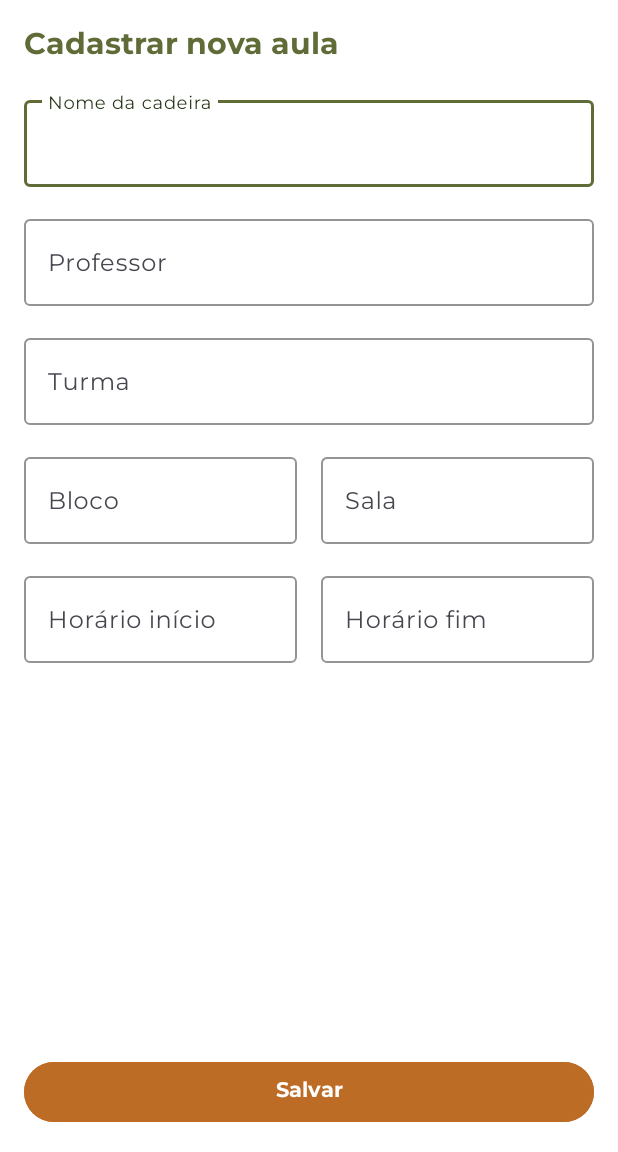
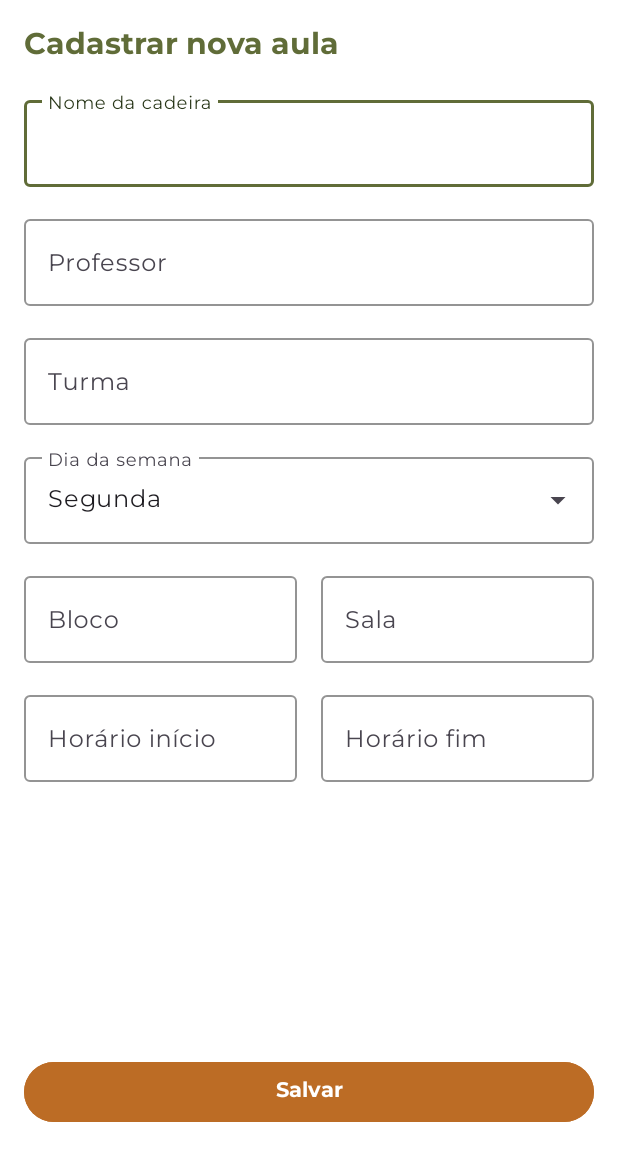
Before and after one commit to pedrorivald/quixabus, an Android app: the screen it shows after launch (CadastrarAulaActivity), after a tap on "Nova aula", on a phone screen of 412 x 824 dp, the part 84-1236 px from its top. Run offline under Robolectric (Android 15) with nearby library versions, the phone set to English and light mode, and no system bars.

Commit message:
cadastrar aula

```diff
--- a/app/src/main/java/com/dev/quixabus/ui/activity/AgendaActivity.kt
+++ b/app/src/main/java/com/dev/quixabus/ui/activity/AgendaActivity.kt
@@ -20,8 +20,9 @@ import com.dev.quixabus.model.DiaSemana
 
 class AgendaActivity : AppCompatActivity(R.layout.activity_agenda) {
 
+    private var diaSelecionado: String? = null
     private val dao = AulasDao()
-    private val adapter = ListaAulasAdapter(this, aulas = dao.buscaPorDia(DiaSemana.SEGUNDA))
+    private val adapter = ListaAulasAdapter(this, aulas = dao.buscaPorDia(diaSemanaSelecionado(diaSelecionado)))
     private val binding by lazy {
         ActivityAgendaBinding.inflate(layoutInflater)
     }
@@ -39,7 +40,7 @@ class AgendaActivity : AppCompatActivity(R.layout.activity_agenda) {
 
     override fun onResume() {
         super.onResume()
-        adapter.atualiza(dao.buscaPorDia(DiaSemana.SEGUNDA))
+        adapter.atualiza(dao.buscaPorDia(diaSemanaSelecionado(diaSelecionado)))
         configuraFab()
     }
 
@@ -70,8 +71,8 @@ class AgendaActivity : AppCompatActivity(R.layout.activity_agenda) {
     }
 
     private fun configuraDropdownDiasDaSemana() {
+        val diasDaSemana = listOf("Domingo", "Segunda", "Terça", "Quarta", "Quinta", "Sexta", "Sábado")
         val diaDaSemanaEditText = binding.activityAgendaSemana.editText as? AutoCompleteTextView
-        val diasDaSemana = listOf("Domingo", "Segunda", "Terça", "Quarta", "Quinta", "Sexta", "Sábado")
         val adapterDiasDaSemana = ArrayAdapter(this, R.layout.dias_da_semana, diasDaSemana)
 
         diaDaSemanaEditText?.setAdapter(adapterDiasDaSemana)
@@ -79,19 +80,24 @@ class AgendaActivity : AppCompatActivity(R.layout.activity_agenda) {
 
         diaDaSemanaEditText?.onItemClickListener =
             OnItemClickListener { adapterView, view, position, id ->
-                val diaSelecionado: String? = adapterDiasDaSemana.getItem(position)
+                diaSelecionado = adapterDiasDaSemana.getItem(position).toString()
+                adapter.atualiza(dao.buscaPorDia(diaSemanaSelecionado(diaSelecionado)))
+            }
+    }
 
-                when (diaSelecionado) {
-                    "Domingo" -> adapter.atualiza(dao.buscaPorDia(DiaSemana.DOMINGO))
-                    "Segunda" -> adapter.atualiza(dao.buscaPorDia(DiaSemana.SEGUNDA))
-                    "Terça" -> adapter.atualiza(dao.buscaPorDia(DiaSemana.TERCA))
-                    "Quarta" -> adapter.atualiza(dao.buscaPorDia(DiaSemana.QUARTA))
-                    "Quinta" -> adapter.atualiza(dao.buscaPorDia(DiaSemana.QUINTA))
-                    "Sexta" -> adapter.atualiza(dao.buscaPorDia(DiaSemana.SEXTA))
-                    "Sábado" -> adapter.atualiza(dao.buscaPorDia(DiaSemana.SABADO))
-                    else -> {}
-                }
+    private fun diaSemanaSelecionado(diaText: String?): DiaSemana {
+        return when (diaText) {
+            "Domingo" -> DiaSemana.DOMINGO
+            "Segunda" -> DiaSemana.SEGUNDA
+            "Terça" -> DiaSemana.TERCA
+            "Quarta" -> DiaSemana.QUARTA
+            "Quinta" -> DiaSemana.QUINTA
+            "Sexta" -> DiaSemana.SEXTA
+            "Sábado" -> DiaSemana.SABADO
+            else -> {
+                DiaSemana.SEGUNDA
             }
+        }
     }
 
     private fun configuraFab() {
--- a/app/src/main/java/com/dev/quixabus/ui/activity/CadastrarAulaActivity.kt
+++ b/app/src/main/java/com/dev/quixabus/ui/activity/CadastrarAulaActivity.kt
@@ -2,11 +2,101 @@ package com.dev.quixabus.ui.activity
 
 import androidx.appcompat.app.AppCompatActivity
 import android.os.Bundle
+import android.widget.ArrayAdapter
+import android.widget.AutoCompleteTextView
 import com.dev.quixabus.R
+import com.dev.quixabus.model.DiaSemana
+import android.widget.AdapterView.OnItemClickListener
+import com.dev.quixabus.dao.AulasDao
+import com.dev.quixabus.databinding.ActivityCadastrarAulaBinding
+import com.dev.quixabus.model.Aula
 
-class CadastrarAulaActivity : AppCompatActivity() {
+class CadastrarAulaActivity : AppCompatActivity(R.layout.activity_cadastrar_aula) {
+
+    private var diaSelecionado: String? = null
+    private val dao = AulasDao()
+    private val binding by lazy {
+        ActivityCadastrarAulaBinding.inflate(layoutInflater)
+    }
     override fun onCreate(savedInstanceState: Bundle?) {
         super.onCreate(savedInstanceState)
-        setContentView(R.layout.activity_cadastrar_aula)
+        configuraBotaoSalvar()
+        configuraDropdownDiasDaSemana()
+        setContentView(binding.root)
+    }
+
+    private fun configuraBotaoSalvar() {
+        val botaoSalvar = binding.activityCadastrarAulaBotaoSalvar
+
+        botaoSalvar.setOnClickListener {
+            val aula = criarAula()
+            dao.adiciona(aula)
+            finish()
+        }
+    }
+
+    private fun criarAula(): Aula {
+        val campoNome = binding.activityCadastrarAulaNome
+        val nome = campoNome.text.toString()
+
+        val campoProfessor = binding.activityCadastrarAulaProfessor
+        val professor = campoProfessor.text.toString()
+
+        val campoTurma = binding.activityCadastrarAulaTurma
+        val turma = campoTurma.text.toString()
+
+        val diaDaSemana = diaSemanaSelecionado(diaSelecionado)
+
+        val campoBloco = binding.activityCadastrarAulaBloco
+        val bloco = campoBloco.text.toString()
+
+        val campoSala = binding.activityCadastrarAulaSala
+        val sala = campoSala.text.toString()
+
+        val campoHorarioInicio = binding.activityCadastrarAulaHorarioinicio
+        val horarioInicio = campoHorarioInicio.text.toString()
+
+        val campoHorarioFim = binding.activityCadastrarAulaHorariofim
+        val horarioFim = campoHorarioFim.text.toString()
+
+        return Aula(
+            nome = nome,
+            professor = professor,
+            turma = turma,
+            diaSemana = diaDaSemana,
+            bloco = bloco,
+            sala = sala,
+            horarioInicio = horarioInicio,
+            horarioFim = horarioFim
+        )
+    }
+
+    private fun configuraDropdownDiasDaSemana() {
+        val diasDaSemana = listOf("Domingo", "Segunda", "Terça", "Quarta", "Quinta", "Sexta", "Sábado")
+        val diaDaSemanaEditText = binding.activityCadastrarAulaSemana.editText as? AutoCompleteTextView
+        val adapterDiasDaSemana = ArrayAdapter(this, R.layout.dias_da_semana, diasDaSemana)
+
+        diaDaSemanaEditText?.setAdapter(adapterDiasDaSemana)
+        diaDaSemanaEditText?.setText("Segunda", false)
+
+        diaDaSemanaEditText?.onItemClickListener =
+            OnItemClickListener { adapterView, view, position, id ->
+                diaSelecionado = adapterDiasDaSemana.getItem(position).toString()
+            }
+    }
+
+    private fun diaSemanaSelecionado(diaText: String?): DiaSemana {
+        return when (diaText) {
+            "Domingo" -> DiaSemana.DOMINGO
+            "Segunda" -> DiaSemana.SEGUNDA
+            "Terça" -> DiaSemana.TERCA
+            "Quarta" -> DiaSemana.QUARTA
+            "Quinta" -> DiaSemana.QUINTA
+            "Sexta" -> DiaSemana.SEXTA
+            "Sábado" -> DiaSemana.SABADO
+            else -> {
+                DiaSemana.SEGUNDA
+            }
+        }
     }
 }
--- a/app/src/main/res/layout/activity_cadastrar_aula.xml
+++ b/app/src/main/res/layout/activity_cadastrar_aula.xml
@@ -89,6 +89,24 @@
         </com.google.android.material.textfield.TextInputLayout>
 
         <com.google.android.material.textfield.TextInputLayout
+            android:id="@+id/activity_cadastrar_aula_semana"
+            style="@style/ExposedDropdownMenuColor"
+            android:layout_width="match_parent"
+            android:layout_margin="16dp"
+            android:layout_height="wrap_content"
+            android:hint="Dia da semana"
+            app:layout_constraintStart_toStartOf="parent"
+            app:layout_constraintTop_toBottomOf="@id/activity_cadastrar_aula_textinputlayout_turma">
+
+            <AutoCompleteTextView
+                android:layout_width="match_parent"
+                android:layout_height="wrap_content"
+                android:inputType="none"
+                tools:ignore="LabelFor" />
+
+        </com.google.android.material.textfield.TextInputLayout>
+
+        <com.google.android.material.textfield.TextInputLayout
             android:id="@+id/activity_cadastrar_aula_textinputlayout_bloco"
             style="@style/TextFieldColor"
             android:layout_width="0dp"
@@ -99,7 +117,7 @@
             android:layout_marginBottom="16dp"
             app:layout_constraintEnd_toStartOf="@id/activity_cadastrar_aula_textinputlayout_sala"
             app:layout_constraintStart_toStartOf="parent"
-            app:layout_constraintTop_toBottomOf="@id/activity_cadastrar_aula_textinputlayout_turma">
+            app:layout_constraintTop_toBottomOf="@id/activity_cadastrar_aula_semana">
 
             <com.google.android.material.textfield.TextInputEditText
                 android:id="@+id/activity_cadastrar_aula_bloco"
@@ -120,7 +138,7 @@
             android:layout_marginBottom="16dp"
             app:layout_constraintEnd_toEndOf="parent"
             app:layout_constraintStart_toEndOf="@id/activity_cadastrar_aula_textinputlayout_bloco"
-            app:layout_constraintTop_toBottomOf="@id/activity_cadastrar_aula_textinputlayout_turma">
+            app:layout_constraintTop_toBottomOf="@id/activity_cadastrar_aula_semana">
 
             <com.google.android.material.textfield.TextInputEditText
                 android:id="@+id/activity_cadastrar_aula_sala"
```
